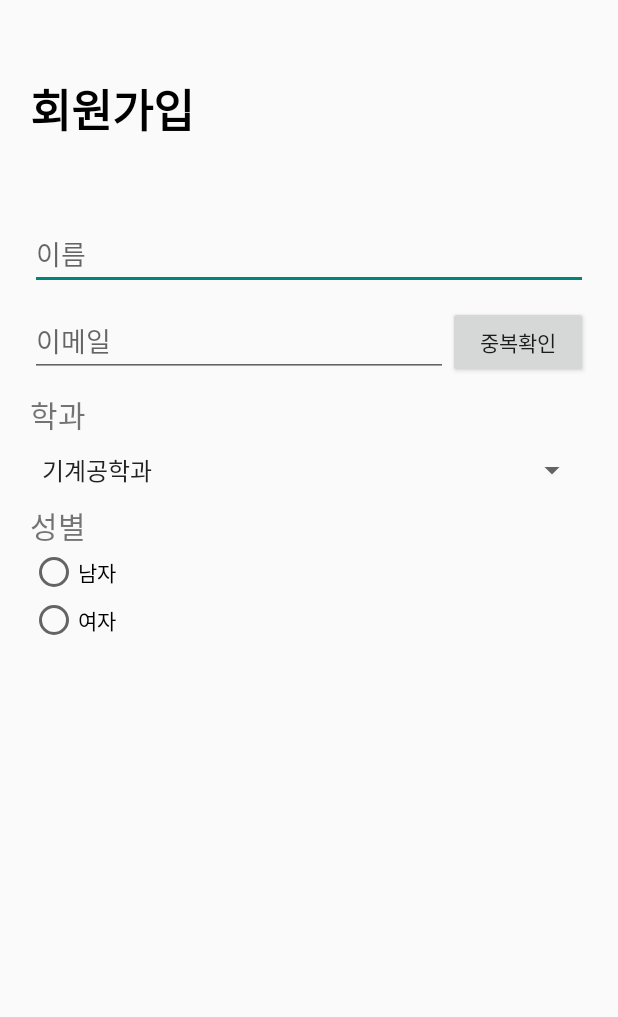
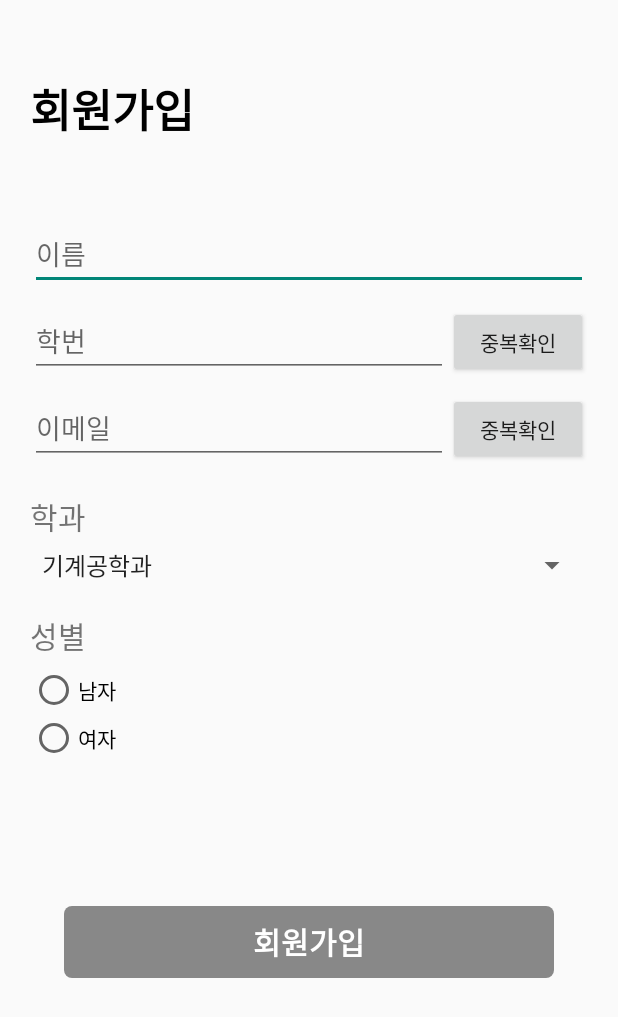
Before and after one commit to AjouWiki/Ajou-Wiki-Frontend, an Android app built with Jetpack Compose: the RegisterActivity screen opened directly, with no data from a screen before it, on a phone screen of 412 x 824 dp. Shown: the top 1017 px of the screen. Run offline under Robolectric (Android 15) with nearby library versions, the phone set to English and light mode, and no system bars.

Commit message:
로그인, 회원가입 xml 작성

```diff
--- a/app/src/main/res/drawable/btn_blue.xml
+++ b/app/src/main/res/drawable/btn_blue.xml
@@ -1,5 +1,7 @@
 <?xml version="1.0" encoding="utf-8"?>
-<shape xmlns:android="http://schemas.android.com/apk/res/android"
+<selector xmlns:android="http://schemas.android.com/apk/res/android">
+    <item android:state_enabled="true">
+        <shape
             android:shape="rectangle" android:padding = "10dp">
             <solid android:color="#1473E6"/>
             <corners
@@ -8,3 +10,17 @@
                 android:topLeftRadius="5dp"
                 android:topRightRadius="5dp"/>
         </shape>
+    </item>
+    <item android:state_enabled="false">
+        <shape
+            android:shape="rectangle" android:padding = "10dp">
+            <solid android:color="@color/gray"/>
+            <corners
+                android:bottomLeftRadius="5dp"
+                android:bottomRightRadius="5dp"
+                android:topLeftRadius="5dp"
+                android:topRightRadius="5dp"/>
+        </shape>
+    </item>
+
+</selector>
--- a/app/src/main/res/layout/activity_login.xml
+++ b/app/src/main/res/layout/activity_login.xml
@@ -23,7 +23,7 @@
         android:layout_height="wrap_content"
         android:layout_marginTop="84dp"
         android:ems="15"
-        android:hint="아이디를 입력하세요"
+        android:hint="@string/id_hint"
         android:textColorHint="#80808080"
 
         android:inputType="text"
@@ -37,7 +37,7 @@
         android:layout_width="wrap_content"
         android:layout_height="wrap_content"
         android:ems="15"
-        android:hint="비밀번호를 입력하세요"
+        android:hint="@string/password_hint"
         android:textColorHint="#80808080"
         android:inputType="textPassword"
 
@@ -54,7 +54,7 @@
         android:layout_height="wrap_content"
         android:layout_marginBottom="8dp"
         android:ems="14"
-        android:text="로그인"
+        android:text="@string/text_login"
         android:textColor="@color/white"
         android:textSize="20sp"
         android:textStyle="bold"
@@ -70,7 +70,7 @@
         android:layout_height="wrap_content"
         android:layout_marginBottom="56dp"
         android:ems="14"
-        android:text="회원가입"
+        android:text="@string/text_register"
         android:textColor="@color/white"
         android:textSize="20sp"
         android:textStyle="bold"
--- a/app/src/main/res/layout/activity_register.xml
+++ b/app/src/main/res/layout/activity_register.xml
@@ -12,7 +12,7 @@
         android:layout_width="match_parent"
         android:layout_height="wrap_content"
         android:layout_marginTop="30dp"
-        android:text="회원가입"
+        android:text="@string/text_register"
         style="@style/Title"
         app:layout_constraintEnd_toEndOf="parent"
         app:layout_constraintStart_toStartOf="parent"
@@ -23,12 +23,41 @@
         android:layout_width="match_parent"
         android:layout_height="wrap_content"
         android:layout_marginTop="50dp"
-        android:hint="이름"
+        android:hint="@string/text_name"
         android:inputType="text"
         app:layout_constraintEnd_toEndOf="parent"
         app:layout_constraintStart_toStartOf="parent"
         app:layout_constraintTop_toBottomOf="@id/register_title"/>
 
+    <LinearLayout
+        android:id="@+id/register_student_number"
+        android:layout_width="match_parent"
+        android:layout_height="wrap_content"
+        android:orientation="horizontal"
+        android:layout_marginTop="10dp"
+        app:layout_constraintEnd_toEndOf="parent"
+        app:layout_constraintStart_toStartOf="parent"
+        app:layout_constraintTop_toBottomOf="@id/register_name">
+
+        <EditText
+            android:id="@+id/register_student_number_field"
+            android:layout_width="0dp"
+            android:layout_height="wrap_content"
+            android:layout_weight="3"
+            android:hint="@string/text_student_number"
+            android:inputType="number"
+            app:layout_constraintEnd_toEndOf="parent"
+            app:layout_constraintStart_toStartOf="parent"
+            app:layout_constraintTop_toBottomOf="@id/register_name"/>
+
+        <Button
+            android:id="@+id/register_student_number_check"
+            android:layout_width="0dp"
+            android:layout_height="wrap_content"
+            android:layout_weight="1"
+            android:text="@string/text_duplicate_check"/>
+
+    </LinearLayout>
 
     <LinearLayout
         android:id="@+id/register_email"
@@ -38,14 +67,14 @@
         android:layout_marginTop="10dp"
         app:layout_constraintEnd_toEndOf="parent"
         app:layout_constraintStart_toStartOf="parent"
-        app:layout_constraintTop_toBottomOf="@id/register_name">
+        app:layout_constraintTop_toBottomOf="@id/register_student_number">
 
         <EditText
             android:id="@+id/register_email_field"
             android:layout_width="0dp"
             android:layout_height="wrap_content"
             android:layout_weight="3"
-            android:hint="이메일"
+            android:hint="@string/text_email"
             android:inputType="textEmailAddress"/>
 
         <Button
@@ -53,7 +82,7 @@
             android:layout_width="0dp"
             android:layout_height="wrap_content"
             android:layout_weight="1"
-            android:text="중복확인"/>
+            android:text="@string/text_duplicate_check"/>
 
     </LinearLayout>
 
@@ -61,8 +90,8 @@
         android:id="@+id/register_department_textview"
         android:layout_width="match_parent"
         android:layout_height="wrap_content"
-        android:layout_marginTop="10dp"
-        android:text="학과"
+        android:layout_marginTop="20dp"
+        android:text="@string/text_department"
         android:textSize="20sp"
         app:layout_constraintEnd_toEndOf="parent"
         app:layout_constraintStart_toStartOf="parent"
@@ -72,7 +101,7 @@
         android:id="@+id/register_department_spinner"
         android:layout_width="match_parent"
         android:layout_height="wrap_content"
-        android:layout_marginTop="10dp"
+        android:layout_marginTop="5dp"
         android:entries="@array/department"
         app:layout_constraintEnd_toEndOf="parent"
         app:layout_constraintStart_toStartOf="parent"
@@ -82,16 +111,18 @@
         android:id="@+id/register_sex"
         android:layout_width="match_parent"
         android:layout_height="wrap_content"
-        android:layout_marginTop="10dp"
-        android:text="성별"
+        android:layout_marginTop="20dp"
+        android:text="@string/text_sex"
         android:textSize="20sp"
         app:layout_constraintEnd_toEndOf="parent"
         app:layout_constraintStart_toStartOf="parent"
         app:layout_constraintTop_toBottomOf="@id/register_department_spinner"/>
 
     <RadioGroup
+        android:id="@+id/register_sex_radio"
         android:layout_width="match_parent"
         android:layout_height="wrap_content"
+        android:layout_marginTop="5dp"
         app:layout_constraintEnd_toEndOf="parent"
         app:layout_constraintStart_toStartOf="parent"
         app:layout_constraintTop_toBottomOf="@id/register_sex">
@@ -100,15 +131,32 @@
             android:id="@+id/register_male_button"
             android:layout_width="wrap_content"
             android:layout_height="wrap_content"
-            android:text="남자" />
+            android:text="@string/text_male" />
 
         <RadioButton
             android:id="@+id/register_female_button"
             android:layout_width="wrap_content"
             android:layout_height="wrap_content"
-            android:text="여자" />
+            android:text="@string/text_female" />
     </RadioGroup>
 
+    <Button
+        android:id="@+id/register_button"
+        android:layout_width="wrap_content"
+        android:layout_height="wrap_content"
+        android:layout_marginBottom="56dp"
+        android:ems="14"
+        android:text="@string/text_register"
+        android:textColor="@color/white"
+        android:textSize="20sp"
+        android:textStyle="bold"
+        android:background="@drawable/btn_blue"
+        android:enabled="false"
+
+        app:layout_constraintStart_toStartOf="parent"
+        app:layout_constraintBottom_toBottomOf="parent"
+        app:layout_constraintEnd_toEndOf="parent"
+        app:layout_constraintTop_toBottomOf="@id/register_sex_radio" />
 
 
 </androidx.constraintlayout.widget.ConstraintLayout>
--- a/app/src/main/res/layout/activity_splash.xml
+++ b/app/src/main/res/layout/activity_splash.xml
@@ -15,14 +15,15 @@
         app:layout_constraintEnd_toEndOf="parent"
         app:layout_constraintStart_toStartOf="parent"
         app:layout_constraintTop_toTopOf="parent"
-        app:layout_constraintVertical_bias="0.3" />
+        app:layout_constraintVertical_bias="0.3"
+        android:contentDescription="@string/description_splash_logo" />
 
     <TextView
         android:layout_width="wrap_content"
         android:layout_height="wrap_content"
         android:layout_gravity="center"
         android:fontFamily="@font/ajoufont"
-        android:text="아주대학교\nWiki"
+        android:text="@string/text_splash"
         android:textAlignment="center"
         android:textColor="@color/black"
         android:textSize="35sp"
--- a/app/src/main/res/values/strings.xml
+++ b/app/src/main/res/values/strings.xml
@@ -3,4 +3,18 @@
     <string name="title_activity_register">RegisterActivity</string>
     <string name="title_activity_login">LoginActivity</string>
     <string name="title_activity_splash">SplashActivity</string>
+    <string name="id_hint">아이디를 입력하세요</string>
+    <string name="password_hint">비밀번호를 입력하세요</string>
+    <string name="text_register">회원가입</string>
+    <string name="text_login">로그인</string>
+    <string name="text_male">남자</string>
+    <string name="text_female">여자</string>
+    <string name="text_sex">성별</string>
+    <string name="text_department">학과</string>
+    <string name="text_duplicate_check">중복확인</string>
+    <string name="text_email">이메일</string>
+    <string name="text_student_number">학번</string>
+    <string name="text_name">이름</string>
+    <string name="text_splash">아주대학교\nWiki</string>
+    <string name="description_splash_logo">Ajou University logo</string>
 </resources>
```
Lines whose indentation alone changed are shown as unchanged.
